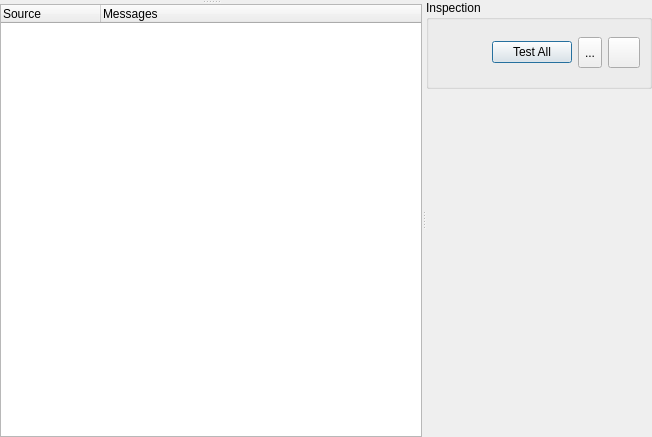
ImagingTools/AcfPublic, file AcfSln/Include/iqtinsp/CInspectionTaskGuiComp.ui: the form before one commit.
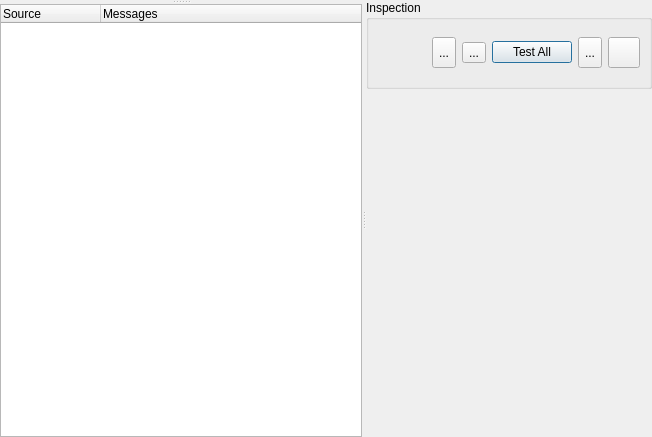
The form after the commit. Icons and pictures are not drawn.

The edit to the form file:
```diff
--- a/AcfSln/Include/iqtinsp/CInspectionTaskGuiComp.ui
+++ b/AcfSln/Include/iqtinsp/CInspectionTaskGuiComp.ui
@@ -127,7 +127,7 @@
           </item>
           <item>
            <layout class="QGridLayout" name="gridLayout">
-            <item row="0" column="0">
+            <item row="0" column="2">
              <widget class="QPushButton" name="TestAllButton">
               <property name="sizePolicy">
                <sizepolicy hsizetype="Expanding" vsizetype="Fixed">
@@ -159,7 +159,7 @@
               </property>
              </widget>
             </item>
-            <item row="0" column="1" colspan="2">
+            <item row="0" column="3" colspan="2">
              <widget class="QToolButton" name="AutoTestButton">
               <property name="sizePolicy">
                <sizepolicy hsizetype="Fixed" vsizetype="Minimum">
@@ -188,7 +188,7 @@
               </property>
              </widget>
             </item>
-            <item row="0" column="3">
+            <item row="0" column="5">
              <widget class="QToolButton" name="MenuButton">
               <property name="sizePolicy">
                <sizepolicy hsizetype="Fixed" vsizetype="Minimum">
@@ -214,6 +214,55 @@
               </property>
              </widget>
             </item>
+            <item row="0" column="0">
+             <widget class="QToolButton" name="TestBackButton">
+              <property name="sizePolicy">
+               <sizepolicy hsizetype="Fixed" vsizetype="Preferred">
+                <horstretch>0</horstretch>
+                <verstretch>0</verstretch>
+               </sizepolicy>
+              </property>
+              <property name="toolTip">
+               <string>&lt;html&gt;&lt;head/&gt;&lt;body&gt;&lt;p&gt;Snap back if allowed by the current camera&lt;/p&gt;&lt;/body&gt;&lt;/html&gt;</string>
+              </property>
+              <property name="text">
+               <string>...</string>
+              </property>
+              <property name="icon">
+               <iconset resource="../../../Acf/Include/iqtgui/iqtgui.qrc">
+                <normaloff>:/Icons/PlayBack</normaloff>:/Icons/PlayBack</iconset>
+              </property>
+              <property name="iconSize">
+               <size>
+                <width>24</width>
+                <height>24</height>
+               </size>
+              </property>
+             </widget>
+            </item>
+            <item row="0" column="1">
+             <widget class="QToolButton" name="HoldSnapButton">
+              <property name="toolTip">
+               <string>&lt;html&gt;&lt;head/&gt;&lt;body&gt;&lt;p&gt;Do not advance to the next image&lt;/p&gt;&lt;/body&gt;&lt;/html&gt;</string>
+              </property>
+              <property name="text">
+               <string>...</string>
+              </property>
+              <property name="icon">
+               <iconset resource="../../../Acf/Include/iqtgui/iqtgui.qrc">
+                <normaloff>:/Icons/Pause.svg</normaloff>:/Icons/Pause.svg</iconset>
+              </property>
+              <property name="iconSize">
+               <size>
+                <width>24</width>
+                <height>24</height>
+               </size>
+              </property>
+              <property name="checkable">
+               <bool>true</bool>
+              </property>
+             </widget>
+            </item>
            </layout>
           </item>
          </layout>
```
